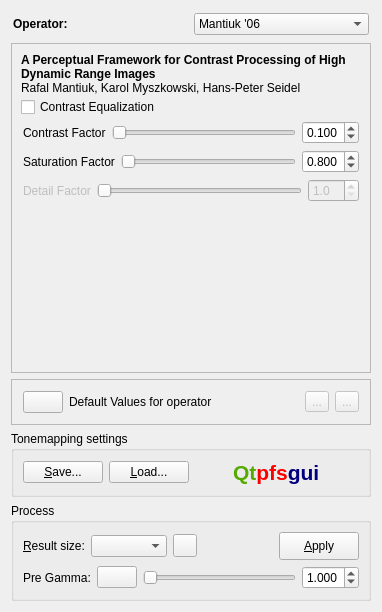
First picture: the form in forms/tonemappingoptions.ui, repository LuminanceHDR/LuminanceHDR, before the edit.
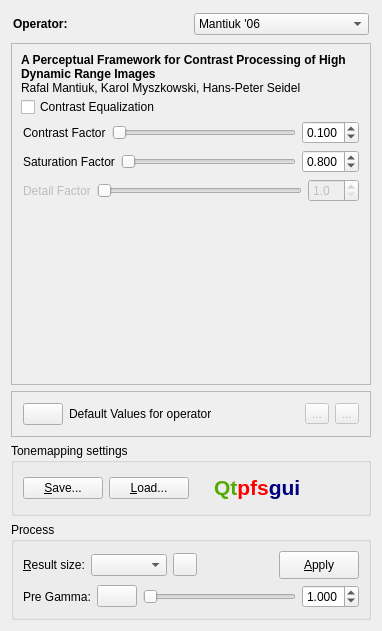
Second picture: the form after the edit. Icons and pictures are not drawn.

Commit message: Added a QLabel (that holds an animated gif) to give user visual feedback while tonemapping

What changed in the file:
```diff
--- a/forms/tonemappingoptions.ui
+++ b/forms/tonemappingoptions.ui
@@ -6,7 +6,7 @@
     <x>0</x>
     <y>0</y>
     <width>382</width>
-    <height>612</height>
+    <height>631</height>
    </rect>
   </property>
   <property name="windowIcon" >
@@ -2077,7 +2077,7 @@
           </property>
          </widget>
         </item>
-        <item row="0" column="4" >
+        <item row="0" column="5" >
          <spacer name="horizontalSpacer_2" >
           <property name="orientation" >
            <enum>Qt::Horizontal</enum>
@@ -2090,6 +2090,31 @@
           </property>
          </spacer>
         </item>
+        <item row="0" column="4" >
+         <widget class="QLabel" name="labelWorking" >
+          <property name="sizePolicy" >
+           <sizepolicy vsizetype="Fixed" hsizetype="Fixed" >
+            <horstretch>0</horstretch>
+            <verstretch>0</verstretch>
+           </sizepolicy>
+          </property>
+          <property name="minimumSize" >
+           <size>
+            <width>32</width>
+            <height>32</height>
+           </size>
+          </property>
+          <property name="maximumSize" >
+           <size>
+            <width>32</width>
+            <height>32</height>
+           </size>
+          </property>
+          <property name="text" >
+           <string/>
+          </property>
+         </widget>
+        </item>
        </layout>
       </widget>
      </item>
```
Left out of the diff: 216 changed lines with no effect on the pictures.
